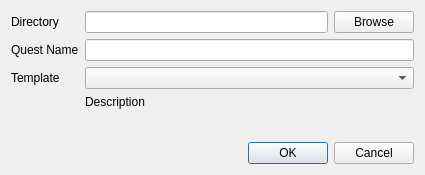
This is src/widgets/new_quest_dialog.ui in Kangie/solarus as Qt 5 draws it before an edit. The edited form follows.
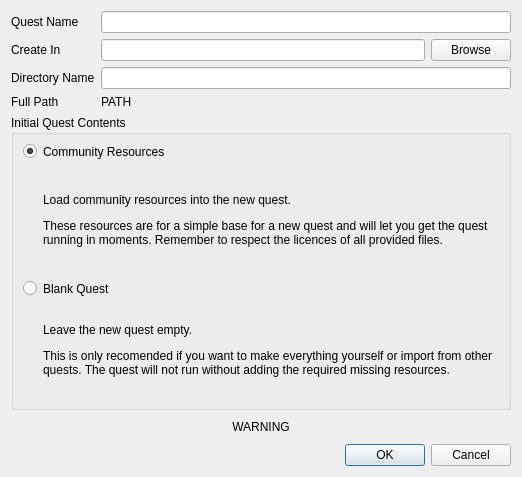
This is the edited form. Icons and pictures are not drawn. Custom widgets are drawn as their Qt base class.

Commit message: Updated NewQuestDialog. Mostly an interface change but can also set the Quest Name/Title on creation now.

What changed in the file:
```diff
--- a/src/widgets/new_quest_dialog.ui
+++ b/src/widgets/new_quest_dialog.ui
@@ -6,8 +6,8 @@
    <rect>
     <x>0</x>
     <y>0</y>
-    <width>425</width>
-    <height>175</height>
+    <width>522</width>
+    <height>477</height>
    </rect>
   </property>
   <property name="windowTitle">
@@ -16,14 +16,14 @@
   <layout class="QVBoxLayout" name="verticalLayout">
    <item>
     <layout class="QFormLayout" name="formLayout">
-     <item row="0" column="0">
+     <item row="1" column="0">
       <widget class="QLabel" name="directory_label">
        <property name="text">
-        <string>Directory</string>
+        <string>Create In</string>
        </property>
       </widget>
      </item>
-     <item row="0" column="1">
+     <item row="1" column="1">
       <layout class="QHBoxLayout" name="directory_layout">
        <item>
         <widget class="QLineEdit" name="directory_line_edit"/>
@@ -37,35 +37,127 @@
        </item>
       </layout>
      </item>
-     <item row="1" column="0">
+     <item row="0" column="0">
       <widget class="QLabel" name="name_label">
+       <property name="enabled">
+        <bool>true</bool>
+       </property>
        <property name="text">
         <string>Quest Name</string>
        </property>
       </widget>
      </item>
-     <item row="1" column="1">
-      <widget class="QLineEdit" name="name_line_edit"/>
+     <item row="0" column="1">
+      <widget class="QLineEdit" name="name_line_edit">
+       <property name="enabled">
+        <bool>true</bool>
+       </property>
+      </widget>
      </item>
      <item row="2" column="0">
       <widget class="QLabel" name="initial_label">
        <property name="text">
-        <string>Template</string>
+        <string>Directory Name</string>
        </property>
       </widget>
      </item>
-     <item row="2" column="1">
-      <widget class="SolarusEditor::EnumSelector&lt;SolarusEditor::NewQuestBuilder::NewQuestMode&gt;" name="initial_combo_box"/>
+     <item row="3" column="0">
+      <widget class="QLabel" name="path_label">
+       <property name="text">
+        <string>Full Path</string>
+       </property>
+      </widget>
      </item>
      <item row="3" column="1">
       <widget class="QLabel" name="description_label">
        <property name="text">
-        <string>Description</string>
+        <string>PATH</string>
        </property>
       </widget>
      </item>
+     <item row="2" column="1">
+      <widget class="QLineEdit" name="file_line_edit"/>
+     </item>
     </layout>
    </item>
+   <item>
+    <widget class="QGroupBox" name="inital_quest_group_box">
+     <property name="title">
+      <string>Initial Quest Contents</string>
+     </property>
+     <layout class="QFormLayout" name="formLayout_2">
+      <item row="0" column="0">
+       <widget class="QRadioButton" name="cr_button">
+        <property name="text">
+         <string/>
+        </property>
+        <property name="icon">
+         <iconset resource="../../resources/images.qrc">
+          <normaloff>:/images/icon_copy.png</normaloff>:/images/icon_copy.png</iconset>
+        </property>
+        <property name="checked">
+         <bool>true</bool>
+        </property>
+       </widget>
+      </item>
+      <item row="3" column="0">
+       <widget class="QRadioButton" name="bq_button">
+        <property name="text">
+         <string/>
+        </property>
+        <property name="icon">
+         <iconset resource="../../resources/images.qrc">
+          <normaloff>:/images/ground_empty.png</normaloff>:/images/ground_empty.png</iconset>
+        </property>
+       </widget>
+      </item>
+      <item row="0" column="1">
+       <widget class="QLabel" name="cr_title">
+        <property name="text">
+         <string>Community Resources</string>
+        </property>
+       </widget>
+      </item>
+      <item row="3" column="1">
+       <widget class="QLabel" name="bq_title">
+        <property name="text">
+         <string>Blank Quest</string>
+        </property>
+       </widget>
+      </item>
+      <item row="1" column="1">
+       <widget class="QLabel" name="cr_description">
+        <property name="text">
+         <string>&lt;html&gt;&lt;head/&gt;&lt;body&gt;&lt;p&gt;Load community resources into the new quest.&lt;/p&gt;&lt;p&gt;These resources are for a simple base for a new quest and will let you get the quest running in moments. Remember to respect the licences of all provided files.&lt;/p&gt;&lt;/body&gt;&lt;/html&gt;</string>
+        </property>
+        <property name="wordWrap">
+         <bool>true</bool>
+        </property>
+       </widget>
+      </item>
+      <item row="4" column="1">
+       <widget class="QLabel" name="bq_description">
+        <property name="text">
+         <string>&lt;html&gt;&lt;head/&gt;&lt;body&gt;&lt;p&gt;Leave the new quest empty.&lt;/p&gt;&lt;p&gt;This is only recomended if you want to make everything yourself or import from other quests. The quest will not run without adding the required missing resources.&lt;/p&gt;&lt;/body&gt;&lt;/html&gt;</string>
+        </property>
+        <property name="wordWrap">
+         <bool>true</bool>
+        </property>
+       </widget>
+      </item>
+     </layout>
+    </widget>
+   </item>
+   <item>
+    <widget class="QLabel" name="warning_value">
+     <property name="text">
+      <string>WARNING</string>
+     </property>
+     <property name="alignment">
+      <set>Qt::AlignCenter</set>
+     </property>
+    </widget>
+   </item>
    <item>
     <widget class="QDialogButtonBox" name="buttonBox">
      <property name="orientation">
@@ -78,14 +170,9 @@
    </item>
   </layout>
  </widget>
- <customwidgets>
-  <customwidget>
-   <class>SolarusEditor::EnumSelector&lt;SolarusEditor::NewQuestBuilder::NewQuestMode&gt;</class>
-   <extends>QComboBox</extends>
-   <header>new_quest_mode_traits.h</header>
-  </customwidget>
- </customwidgets>
- <resources/>
+ <resources>
+  <include location="../../resources/images.qrc"/>
+ </resources>
  <connections>
   <connection>
    <sender>buttonBox</sender>
```
Left out of the diff: 4 changed lines with no effect on the pictures. The commit also changes 7 other files.
